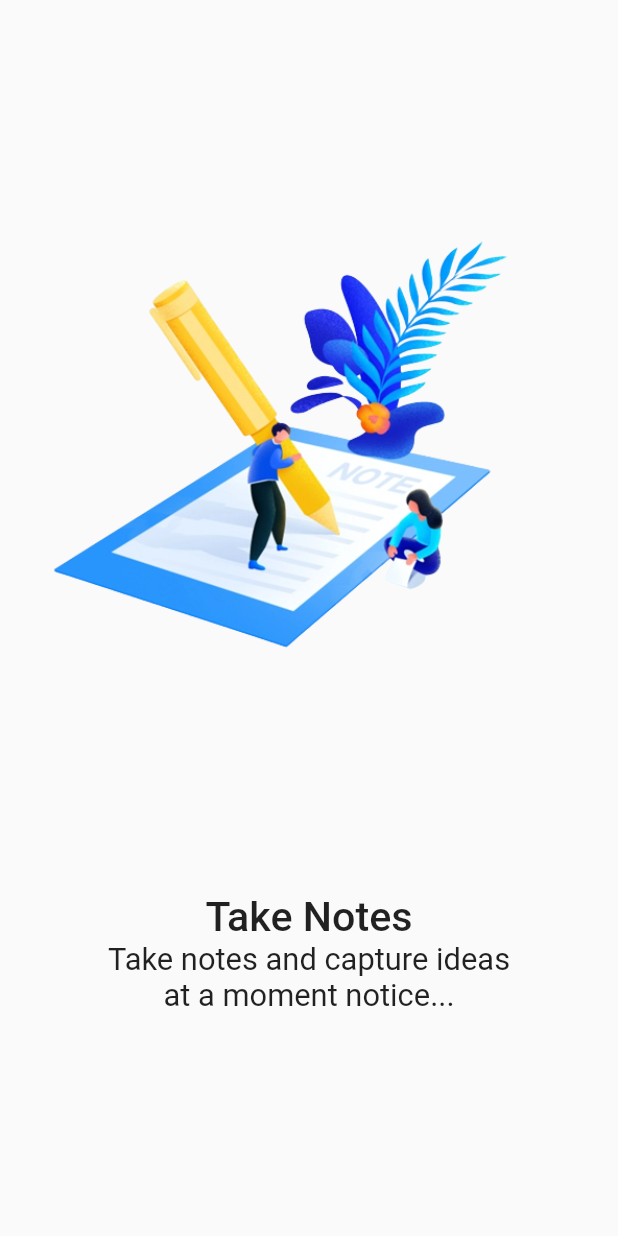
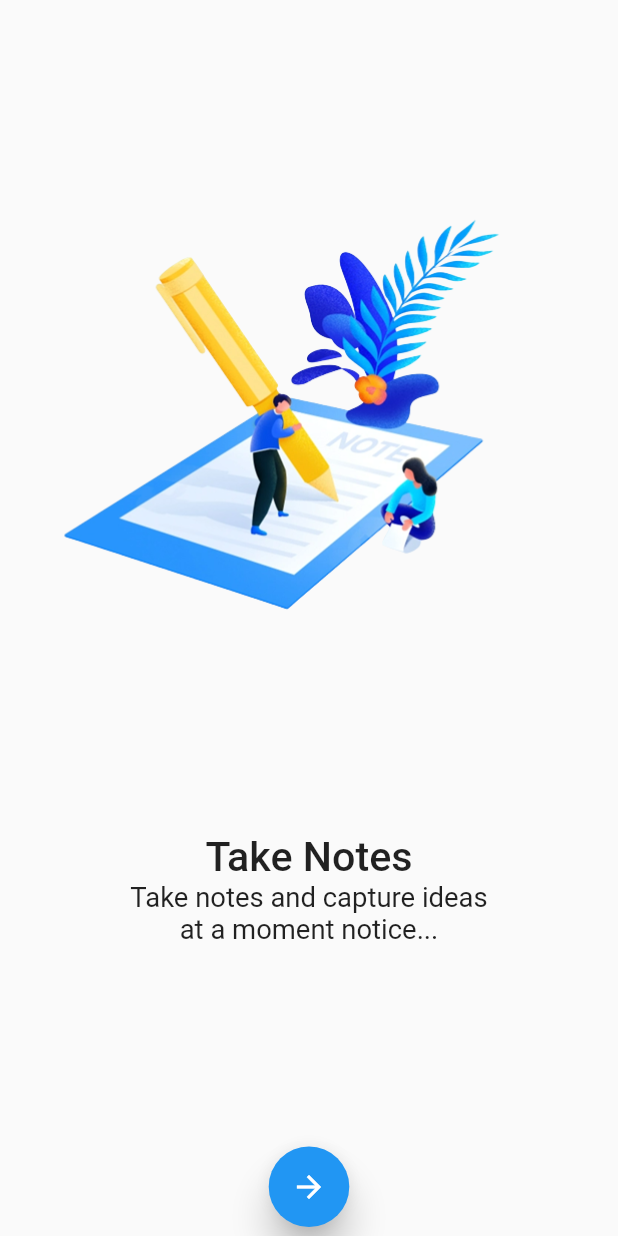
Before and after one commit to ecembostancioglu/note_fb, a Flutter app: the screen it shows after launch, on a phone screen of 412 x 824 dp. Run offline on Flutter 3.47's test engine with Material 2 defaults, Android fonts, the light colour scheme and no system bars; our stand-ins replace another_flushbar, cloud_firestore, easy_localization, email_validator, firebase_auth, firebase_core and 6 more; accounts and stored records are empty.

Commit message:
Created onboard class

```diff
--- a/lib/constants/app_constants.dart
+++ b/lib/constants/app_constants.dart
@@ -13,7 +13,11 @@ class AppConstants{
   static const String created='created';
   static const String flushBar='The note was deleted.';
   static const String title1='Take Notes';
+  static const String title2='Search Everything';
+  static const String title3='Beautiful. Easy.';
   static const String description1='Take notes and capture ideas \nat a moment notice...';
+  static const String description2='Search and find everything...';
+  static const String description3='If you join us, Swipe Up...';
 
 
 }
--- /dev/null
+++ b/lib/onboarding_view/models/onboard.dart
@@ -0,0 +1,25 @@
+import '../../constants/app_constants.dart';
+
+class Onboard{
+  final String image;
+  final String title;
+  final String description;
+
+  Onboard({
+    required this.image,
+    required this.title,
+    required this.description});
+}
+
+final List<Onboard> contents=[
+  Onboard(
+      image:'assets/images/image1.png',
+      title:AppConstants.title1,
+      description:AppConstants.description1),
+  Onboard(image: 'assets/images/image3.png',
+      title: AppConstants.title2,
+      description: AppConstants.description2),
+  Onboard(image: 'assets/images/image2.png',
+      title: AppConstants.title3,
+      description: AppConstants.description3),
+];
--- a/lib/onboarding_view/onboard_view.dart
+++ b/lib/onboarding_view/onboard_view.dart
@@ -1,20 +1,68 @@
 import 'package:flutter/material.dart';
 import 'package:flutter_screenutil/flutter_screenutil.dart';
 import 'package:todo_fb/onboarding_view/widgets/onboard_content.dart';
+import 'models/onboard.dart';
 
-import '../constants/app_constants.dart';
-
-class OnBoardView extends StatelessWidget {
+class OnBoardView extends StatefulWidget {
   const OnBoardView({Key? key}) : super(key: key);
 
   @override
+  State<OnBoardView> createState() => _OnBoardViewState();
+}
+
+class _OnBoardViewState extends State<OnBoardView> {
+  late PageController _pageController;
+
+  @override
+  void initState() {
+    _pageController=PageController(initialPage: 0);
+    super.initState();
+  }
+
+  @override
+  void dispose() {
+    _pageController.dispose();
+    super.dispose();
+  }
+
+  @override
   Widget build(BuildContext context) {
-    return const Scaffold(
+    return Scaffold(
       body: SafeArea(
-        child: OnboardContent(
-          image: 'assets/images/image1.png',
-          title: AppConstants.title1,
-          description: AppConstants.description1),
+        child: Column(
+          children: [
+            Expanded(
+              child: PageView.builder(
+                itemCount:contents.length,
+                controller: _pageController,
+                itemBuilder: (context,index)=>
+                    OnboardContent(
+                        image:contents[index].image,
+                        title:contents[index].title,
+                        description:contents[index].description),
+              ),
+            ),
+            SizedBox(
+              height: 50.h,
+              width: 50.w,
+              child: Padding(
+                padding:EdgeInsets.only(bottom:5.h),
+                child: ElevatedButton(
+                  onPressed: (){
+                    _pageController.nextPage(
+                        duration:const Duration(milliseconds:400),
+                        curve: Curves.ease);
+                  },
+                  style: ElevatedButton.styleFrom(
+                    shape:const CircleBorder(),
+                      elevation: 10,
+                  ),
+                  child:const Icon(Icons.arrow_forward),
+                ),
+              ),
+            )
+          ],
+        ),
       ),
     );
 
--- a/lib/onboarding_view/widgets/onboard_content.dart
+++ b/lib/onboarding_view/widgets/onboard_content.dart
@@ -22,7 +22,7 @@ class OnboardContent extends StatelessWidget {
         Center(
           child: Image.asset(image,
             alignment: Alignment.center,
-            height:250.h,
+            height:240.h,
           ),
         ),
         const Spacer(),
@@ -35,7 +35,7 @@ class OnboardContent extends StatelessWidget {
         Text(description,
           textAlign: TextAlign.center,
           style: TextStyle(
-              fontSize: 18.sp),
+              fontSize: 16.sp),
         ),
         const Spacer(),
       ],
```
Also changed, not shown: assets/images/image2.png, assets/images/image3.png.
